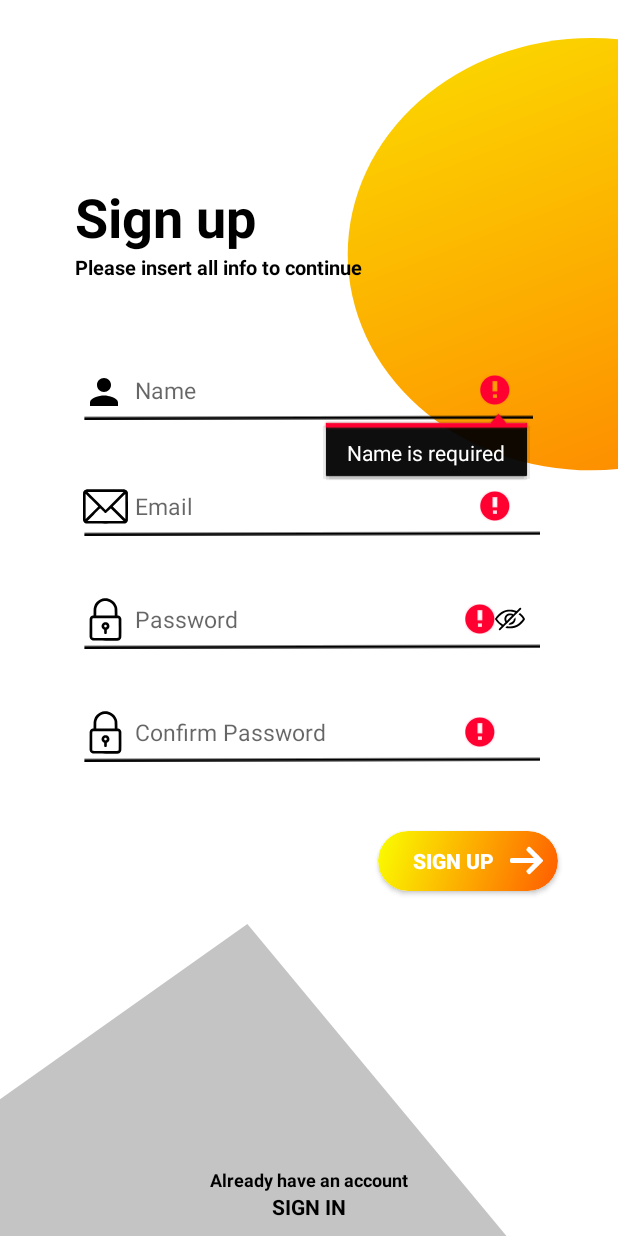
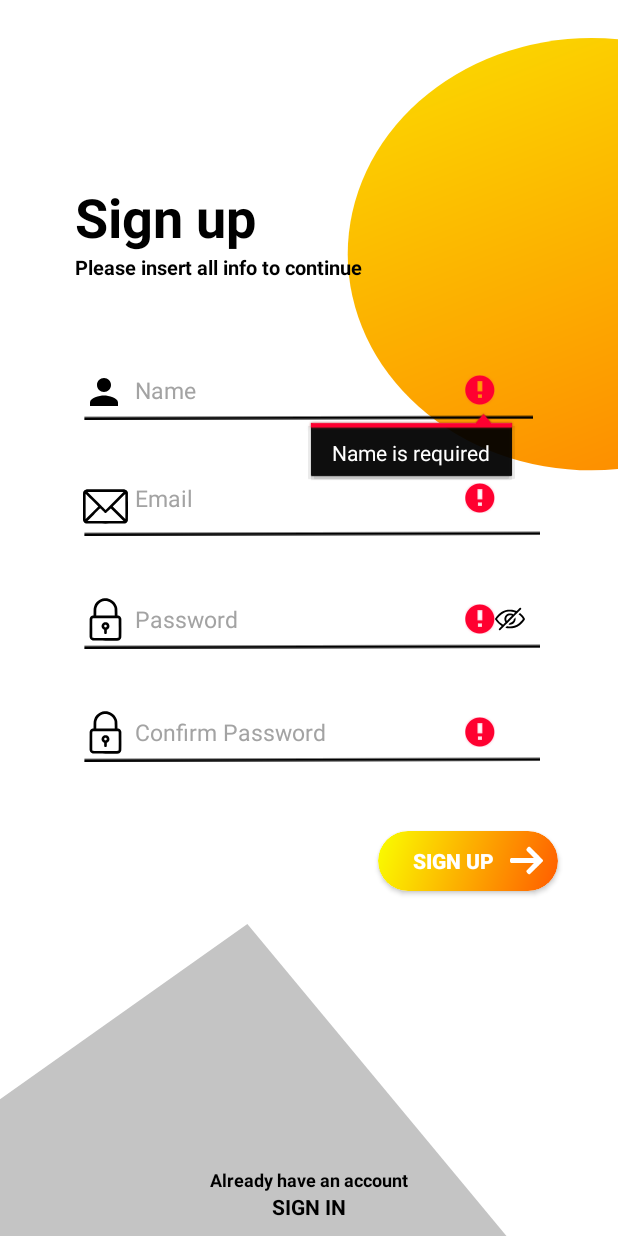
Before and after one commit to marcoalsampaio/VianaOnWheels, an Android app: the SignUp screen opened directly, with no data from a screen before it, after a tap on "SIGN UP", on a phone screen of 412 x 824 dp. Run offline under Robolectric (Android 15) with nearby library versions, the phone set to English and light mode, and no system bars; our stand-ins replace Firebase (no records; nobody signed in at launch, a user with empty details on screens opened directly); 1 other tap on this screen came first.

Commit message:
colors change

```diff
--- a/app/src/main/res/layout/activity_login.xml
+++ b/app/src/main/res/layout/activity_login.xml
@@ -71,6 +71,8 @@
                 android:hint="@string/insert_email"
                 android:inputType="textEmailAddress"
                 android:padding="0dp"
+                android:textColor="@color/black"
+                android:textColorHint="@color/cinza_claro"
                 android:textSize="15sp"
                 android:textStyle="normal" />
         </RelativeLayout>
@@ -118,6 +120,8 @@
                 android:hint="@string/password"
                 android:inputType="textPassword"
                 android:padding="0dp"
+                android:textColor="@color/black"
+                android:textColorHint="@color/cinza_claro"
                 android:textSize="15sp"
                 android:textStyle="normal" />
 
--- a/app/src/main/res/layout/activity_sign_up.xml
+++ b/app/src/main/res/layout/activity_sign_up.xml
@@ -63,7 +63,7 @@
 
             <EditText
                 android:id="@+id/sign_up_name"
-                android:layout_width="250dp"
+                android:layout_width="240dp"
                 android:layout_height="wrap_content"
                 android:layout_above="@+id/iv_line_name"
                 android:layout_marginStart="40dp"
@@ -71,6 +71,8 @@
                 android:hint="@string/name"
                 android:inputType="textPersonName"
                 android:padding="0dp"
+                android:textColor="@color/black"
+                android:textColorHint="@color/cinza_claro"
                 android:textSize="15sp"
                 android:textStyle="normal" />
 
@@ -112,14 +114,17 @@
 
             <EditText
                 android:id="@+id/edt_insert_email_sign"
-                android:layout_width="250dp"
+                android:layout_width="240dp"
                 android:layout_height="wrap_content"
                 android:layout_above="@+id/iv_line_email"
                 android:layout_marginStart="40dp"
+                android:layout_marginBottom="5dp"
                 android:background="@android:color/transparent"
                 android:hint="@string/email"
                 android:inputType="textEmailAddress"
                 android:padding="0dp"
+                android:textColor="@color/black"
+                android:textColorHint="@color/cinza_claro"
                 android:textSize="15sp"
                 android:textStyle="normal" />
 
@@ -169,6 +174,8 @@
                 android:hint="@string/password"
                 android:inputType="textPassword"
                 android:padding="0dp"
+                android:textColor="@color/black"
+                android:textColorHint="@color/cinza_claro"
                 android:textSize="15sp"
                 android:textStyle="normal" />
 
@@ -228,6 +235,8 @@
                 android:background="@android:color/transparent"
                 android:hint="@string/confirm_pass"
                 android:inputType="textPassword"
+                android:textColor="@color/black"
+                android:textColorHint="@color/cinza_claro"
                 android:padding="0dp"
                 android:textSize="15sp"
                 android:textStyle="normal" />
--- a/app/src/main/res/values/colors.xml
+++ b/app/src/main/res/values/colors.xml
@@ -8,4 +8,5 @@
     <color name="black">#FF000000</color>
     <color name="white">#FFFFFFFF</color>
     <color name="cinza_branco">#FCFCFC</color>
+    <color name="cinza_claro">#A3A3A3</color>
 </resources>
```
